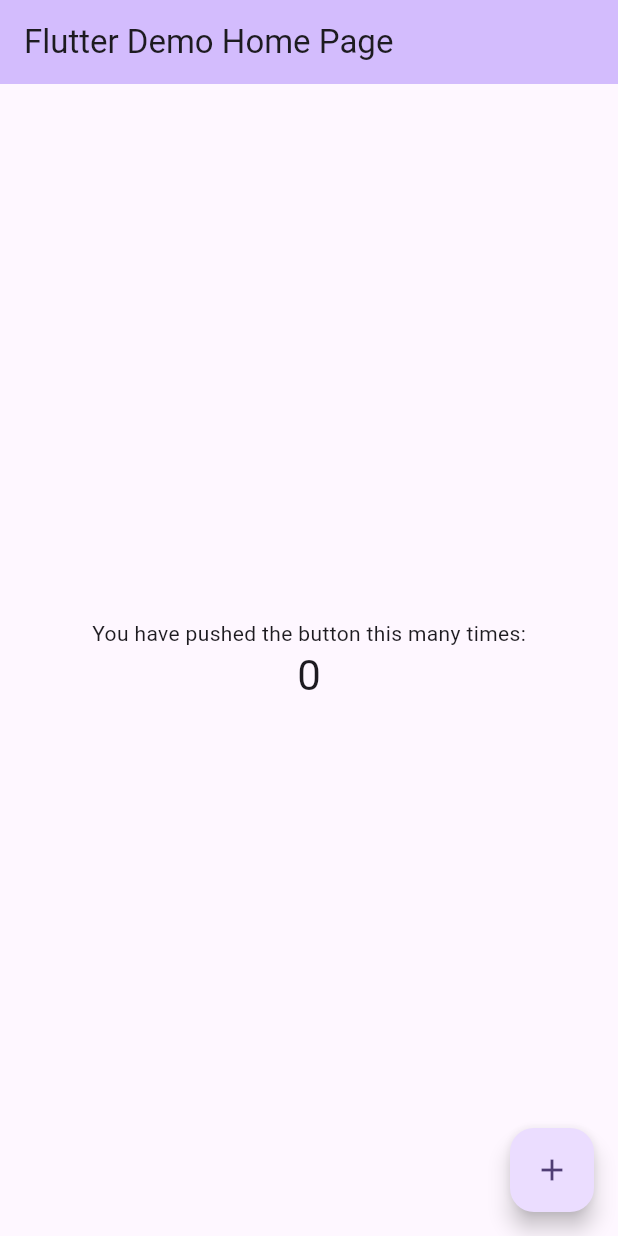
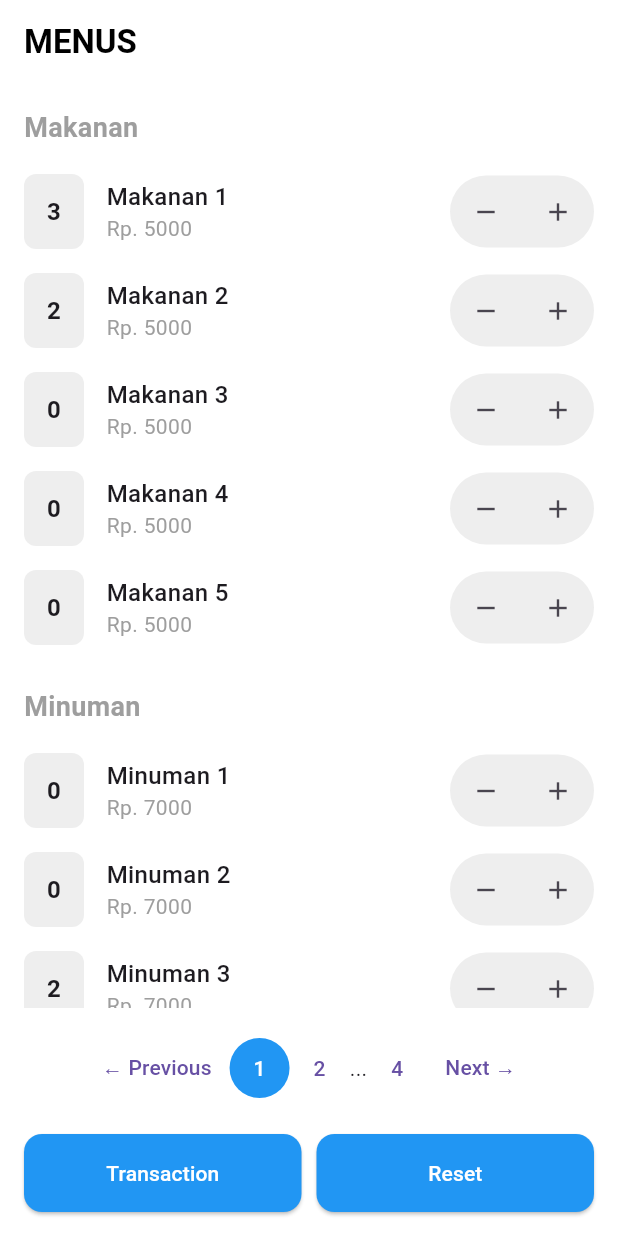
Before and after one commit to firmant26/mini_project_mobile_dev, a Flutter app: the screen it shows after launch, on a phone screen of 412 x 824 dp. Run offline on Flutter 3.47's test engine with Material 3 defaults, Android fonts, the phone set to English and light mode, and no system bars.

Commit message:
update tampilan menu

```diff
--- /dev/null
+++ b/lib/data/user_data.dart
@@ -0,0 +1,10 @@
+/// Variabel global untuk menyimpan data pengguna.
+/// Struktur: Map<String, Map<String, String>>
+/// Key luar adalah email, value adalah Map yang berisi fullName dan password.
+Map<String, Map<String, String>> userData = {
+  // Contoh data awal (bisa dikosongkan)
+  'test@email.com': {
+    'fullName': 'Test User',
+    'password': 'password123',
+  },
+};
--- a/lib/main.dart
+++ b/lib/main.dart
@@ -1,122 +1,229 @@
 import 'package:flutter/material.dart';
 
-void main() {
-  runApp(const MyApp());
+// Model untuk merepresentasikan setiap item menu
+class MenuItem {
+  String name;
+  int price;
+  int quantity;
+
+  MenuItem({required this.name, required this.price, this.quantity = 0});
 }
 
-class MyApp extends StatelessWidget {
-  const MyApp({super.key});
+// Widget utama aplikasi
+class MenuScreen extends StatefulWidget {
+  const MenuScreen({super.key});
 
-  // This widget is the root of your application.
   @override
-  Widget build(BuildContext context) {
-    return MaterialApp(
-      title: 'Flutter Demo',
-      theme: ThemeData(
-        // This is the theme of your application.
-        //
-        // TRY THIS: Try running your application with "flutter run". You'll see
-        // the application has a purple toolbar. Then, without quitting the app,
-        // try changing the seedColor in the colorScheme below to Colors.green
-        // and then invoke "hot reload" (save your changes or press the "hot
-        // reload" button in a Flutter-supported IDE, or press "r" if you used
-        // the command line to start the app).
-        //
-        // Notice that the counter didn't reset back to zero; the application
-        // state is not lost during the reload. To reset the state, use hot
-        // restart instead.
-        //
-        // This works for code too, not just values: Most code changes can be
-        // tested with just a hot reload.
-        colorScheme: ColorScheme.fromSeed(seedColor: Colors.deepPurple),
-      ),
-      home: const MyHomePage(title: 'Flutter Demo Home Page'),
-    );
-  }
+  State<MenuScreen> createState() => _MenuScreenState();
 }
 
-class MyHomePage extends StatefulWidget {
-  const MyHomePage({super.key, required this.title});
+class _MenuScreenState extends State<MenuScreen> {
+  // Daftar untuk menyimpan data makanan
+  final List<MenuItem> makanan = [
+    MenuItem(name: 'Makanan 1', price: 5000, quantity: 3),
+    MenuItem(name: 'Makanan 2', price: 5000, quantity: 2),
+    MenuItem(name: 'Makanan 3', price: 5000),
+    MenuItem(name: 'Makanan 4', price: 5000), // Duplikat sengaja untuk contoh
+    MenuItem(name: 'Makanan 5', price: 5000),
+  ];
 
-  // This widget is the home page of your application. It is stateful, meaning
-  // that it has a State object (defined below) that contains fields that affect
-  // how it looks.
+  // Daftar untuk menyimpan data minuman
+  final List<MenuItem> minuman = [
+    MenuItem(name: 'Minuman 1', price: 7000),
+    MenuItem(name: 'Minuman 2', price: 7000),
+    MenuItem(name: 'Minuman 3', price: 7000, quantity: 2),
+    MenuItem(name: 'Minuman 4', price: 7000, quantity: 2),
+    MenuItem(name: 'Minuman 5', price: 7000),
+  ];
 
-  // This class is the configuration for the state. It holds the values (in this
-  // case the title) provided by the parent (in this case the App widget) and
-  // used by the build method of the State. Fields in a Widget subclass are
-  // always marked "final".
-
-  final String title;
-
-  @override
-  State<MyHomePage> createState() => _MyHomePageState();
-}
-
-class _MyHomePageState extends State<MyHomePage> {
-  int _counter = 0;
-
-  void _incrementCounter() {
+  // Fungsi untuk mereset semua jumlah pesanan
+  void _resetQuantities() {
     setState(() {
-      // This call to setState tells the Flutter framework that something has
-      // changed in this State, which causes it to rerun the build method below
-      // so that the display can reflect the updated values. If we changed
-      // _counter without calling setState(), then the build method would not be
-      // called again, and so nothing would appear to happen.
-      _counter++;
+      for (var item in makanan) {
+        item.quantity = 0;
+      }
+      for (var item in minuman) {
+        item.quantity = 0;
+      }
     });
   }
 
   @override
   Widget build(BuildContext context) {
-    // This method is rerun every time setState is called, for instance as done
-    // by the _incrementCounter method above.
-    //
-    // The Flutter framework has been optimized to make rerunning build methods
-    // fast, so that you can just rebuild anything that needs updating rather
-    // than having to individually change instances of widgets.
     return Scaffold(
       appBar: AppBar(
-        // TRY THIS: Try changing the color here to a specific color (to
-        // Colors.amber, perhaps?) and trigger a hot reload to see the AppBar
-        // change color while the other colors stay the same.
-        backgroundColor: Theme.of(context).colorScheme.inversePrimary,
-        // Here we take the value from the MyHomePage object that was created by
-        // the App.build method, and use it to set our appbar title.
-        title: Text(widget.title),
+        title: const Text('MENUS', style: TextStyle(fontWeight: FontWeight.bold)),
+        backgroundColor: Colors.white,
+        elevation: 0,
+        foregroundColor: Colors.black,
       ),
-      body: Center(
-        // Center is a layout widget. It takes a single child and positions it
-        // in the middle of the parent.
+      body: ListView(
+        padding: const EdgeInsets.all(16.0),
+        children: [
+          // Judul kategori Makanan
+          const Text(
+            'Makanan',
+            style: TextStyle(fontSize: 18, fontWeight: FontWeight.bold, color: Colors.grey),
+          ),
+          const SizedBox(height: 10),
+          // Daftar item makanan
+          ...makanan.map((item) => _buildMenuItemCard(item)).toList(),
+          const SizedBox(height: 20),
+
+          // Judul kategori Minuman
+          const Text(
+            'Minuman',
+            style: TextStyle(fontSize: 18, fontWeight: FontWeight.bold, color: Colors.grey),
+          ),
+          const SizedBox(height: 10),
+          // Daftar item minuman
+          ...minuman.map((item) => _buildMenuItemCard(item)).toList(),
+        ],
+      ),
+      // Bagian bawah layar untuk navigasi halaman dan tombol aksi
+      bottomNavigationBar: Padding(
+        padding: const EdgeInsets.all(16.0),
         child: Column(
-          // Column is also a layout widget. It takes a list of children and
-          // arranges them vertically. By default, it sizes itself to fit its
-          // children horizontally, and tries to be as tall as its parent.
-          //
-          // Column has various properties to control how it sizes itself and
-          // how it positions its children. Here we use mainAxisAlignment to
-          // center the children vertically; the main axis here is the vertical
-          // axis because Columns are vertical (the cross axis would be
-          // horizontal).
-          //
-          // TRY THIS: Invoke "debug painting" (choose the "Toggle Debug Paint"
-          // action in the IDE, or press "p" in the console), to see the
-          // wireframe for each widget.
-          mainAxisAlignment: MainAxisAlignment.center,
-          children: <Widget>[
-            const Text('You have pushed the button this many times:'),
-            Text(
-              '$_counter',
-              style: Theme.of(context).textTheme.headlineMedium,
+          mainAxisSize: MainAxisSize.min,
+          children: [
+            _buildPaginationControls(),
+            const SizedBox(height: 20),
+            Row(
+              children: [
+                Expanded(
+                  child: ElevatedButton(
+                    onPressed: () {
+                      // Logika untuk tombol Transaction
+                    },
+                    style: ElevatedButton.styleFrom(
+                      backgroundColor: Colors.blue,
+                      foregroundColor: Colors.white,
+                      padding: const EdgeInsets.symmetric(vertical: 16),
+                      shape: RoundedRectangleBorder(borderRadius: BorderRadius.circular(12)),
+                    ),
+                    child: const Text('Transaction'),
+                  ),
+                ),
+                const SizedBox(width: 10),
+                Expanded(
+                  child: ElevatedButton(
+                    onPressed: _resetQuantities,
+                    style: ElevatedButton.styleFrom(
+                      backgroundColor: Colors.blue,
+                      foregroundColor: Colors.white,
+                      padding: const EdgeInsets.symmetric(vertical: 16),
+                      shape: RoundedRectangleBorder(borderRadius: BorderRadius.circular(12)),
+                    ),
+                    child: const Text('Reset'),
+                  ),
+                ),
+              ],
             ),
           ],
         ),
       ),
-      floatingActionButton: FloatingActionButton(
-        onPressed: _incrementCounter,
-        tooltip: 'Increment',
-        child: const Icon(Icons.add),
-      ), // This trailing comma makes auto-formatting nicer for build methods.
+      backgroundColor: Colors.white,
+    );
+  }
+
+  // Widget untuk membuat satu baris item menu
+  Widget _buildMenuItemCard(MenuItem item) {
+    return Padding(
+      padding: const EdgeInsets.symmetric(vertical: 8.0),
+      child: Row(
+        children: [
+          // Tampilan jumlah item
+          Container(
+            width: 40,
+            height: 50,
+            alignment: Alignment.center,
+            decoration: BoxDecoration(
+              color: Colors.grey[200],
+              borderRadius: BorderRadius.circular(8),
+            ),
+            child: Text(
+              item.quantity.toString(),
+              style: const TextStyle(fontSize: 16, fontWeight: FontWeight.bold),
+            ),
+          ),
+          const SizedBox(width: 15),
+
+          // Nama dan harga item
+          Expanded(
+            child: Column(
+              crossAxisAlignment: CrossAxisAlignment.start,
+              children: [
+                Text(item.name, style: const TextStyle(fontSize: 16, fontWeight: FontWeight.w500)),
+                Text('Rp. ${item.price}', style: const TextStyle(color: Colors.grey, fontSize: 14)),
+              ],
+            ),
+          ),
+
+          // Tombol kurang dan tambah
+          Container(
+            decoration: BoxDecoration(
+              color: Colors.grey[200],
+              borderRadius: BorderRadius.circular(30),
+            ),
+            child: Row(
+              children: [
+                IconButton(
+                  icon: const Icon(Icons.remove, size: 20),
+                  onPressed: () {
+                    setState(() {
+                      if (item.quantity > 0) {
+                        item.quantity--;
+                      }
+                    });
+                  },
+                ),
+                IconButton(
+                  icon: const Icon(Icons.add, size: 20),
+                  onPressed: () {
+                    setState(() {
+                      item.quantity++;
+                    });
+                  },
+                ),
+              ],
+            ),
+          ),
+        ],
+      ),
+    );
+  }
+
+  // Widget untuk kontrol paginasi (halaman)
+  Widget _buildPaginationControls() {
+    return Row(
+      mainAxisAlignment: MainAxisAlignment.center,
+      children: [
+        TextButton(onPressed: () {}, child: const Text('← Previous')),
+        // Tombol halaman
+        SizedBox(
+          width: 40,
+          child: TextButton(
+            onPressed: () {},
+            style: TextButton.styleFrom(
+              backgroundColor: Colors.blue,
+              foregroundColor: Colors.white,
+            ),
+            child: const Text('1'),
+          ),
+        ),
+        SizedBox(width: 40, child: TextButton(onPressed: () {}, child: const Text('2'))),
+        const Text('...'),
+        SizedBox(width: 40, child: TextButton(onPressed: () {}, child: const Text('4'))),
+        TextButton(onPressed: () {}, child: const Text('Next →')),
+      ],
     );
   }
 }
+
+// Fungsi main untuk menjalankan aplikasi
+void main() {
+  runApp(const MaterialApp(
+    home: MenuScreen(),
+    debugShowCheckedModeBanner: false,
+  ));
+}
```
